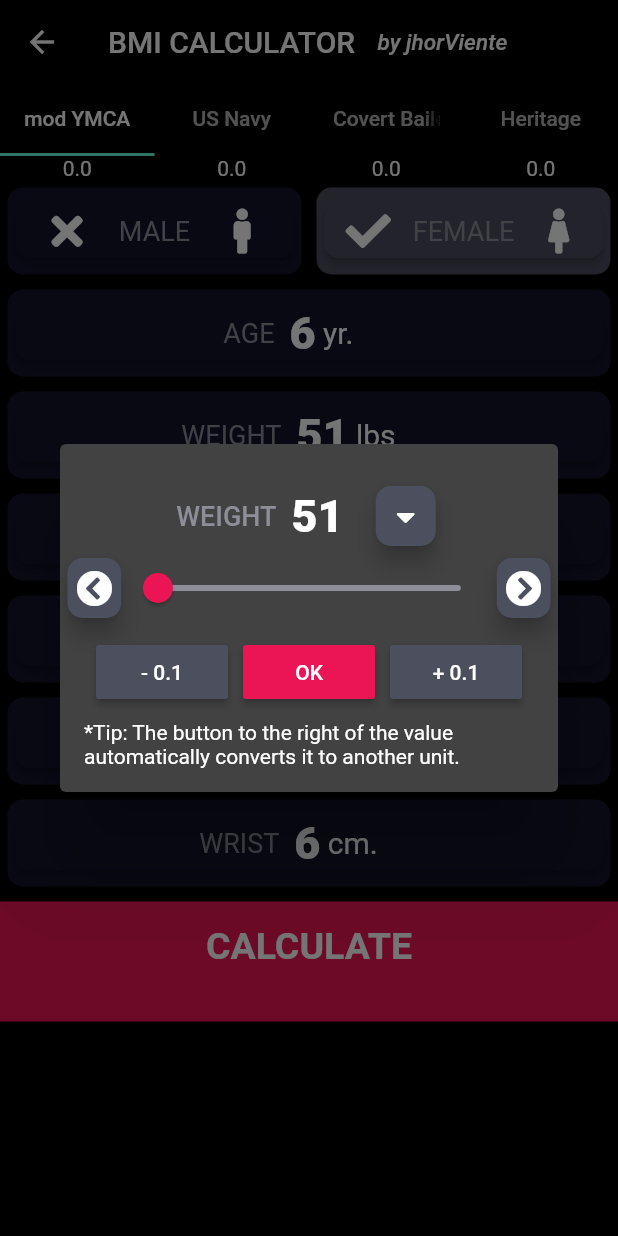
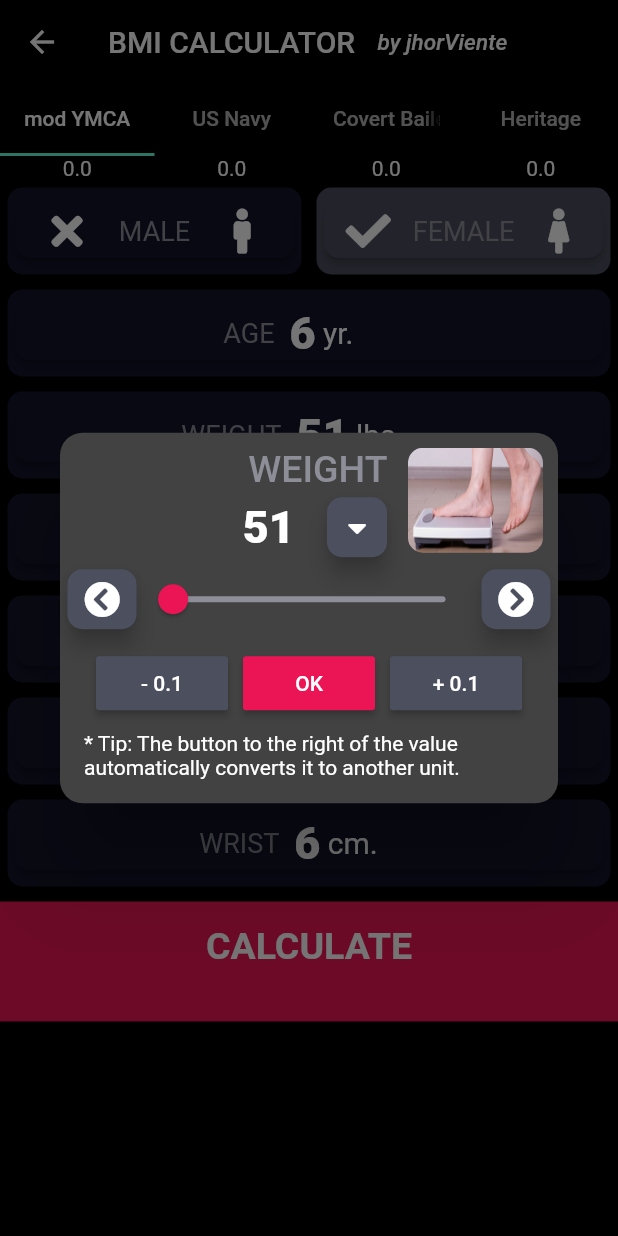
Before and after one commit to JhorAVi/Fats-Calculator, a Flutter app: the FatsTape screen opened directly, after a tap on "MEASURE NOW", after a tap on "FEMALE", after a tap on "WEIGHT", on a phone screen of 412 x 824 dp. Run offline on Flutter 3.47's test engine with Material 2 defaults, Android fonts, the phone set to English and light mode, and no system bars; our stand-ins replace animated_text_kit, font_awesome_flutter; missing offline and left inert: dart_numerics; statements that could not run were skipped.

Commit message:
Done adding month. Very good. Just need to fix month not displaying 12 fixed some decimal precision added tips under the alertdialog dissabled toggle button in year *Ready to add all photos

```diff
--- a/lib/bf_tape_page.dart
+++ b/lib/bf_tape_page.dart
@@ -632,17 +632,25 @@ class _FatsTapeState extends State<FatsTape> with TickerProviderStateMixin {
       builder: (context) => StatefulBuilder(
         builder: (context, setState) => AlertDialog(
           // backgroundColor: kInActiveButtonColor,
+          titlePadding: EdgeInsets.fromLTRB(8, 10, 10, 0),
           contentPadding: EdgeInsets.zero,
+          shape: RoundedRectangleBorder(borderRadius: BorderRadius.all(Radius.circular(15.0))),
           // The TEXT above the slider
           title: Row(
-            mainAxisAlignment: MainAxisAlignment.center,
-            children: <Widget>[
+            mainAxisAlignment: MainAxisAlignment.end,
+            crossAxisAlignment: CrossAxisAlignment.start,
+            children: [
+              Column(
+                children: [
                   Text(
                     // WEIGHT or HEIGHT TEXT
                     text,
-                style: kTextStyle,
+                    style: kDialogTitleStyle,
                   ),
-              SizedBox(width: 10),
+                  Row(
+                    mainAxisAlignment: MainAxisAlignment.center,
+                    children: <Widget>[
+                      //SizedBox(width: 10),
                       Text(
                         // SLIDER CURRENT VALUE NUMBER
                         currentValueTxt(text),
@@ -668,16 +676,37 @@ class _FatsTapeState extends State<FatsTape> with TickerProviderStateMixin {
 
                       // TOGGLE TOGGLE TOGGLE TOGGLE TOGGLE TOGGLE TOGGLE
                       // TOGGLE TOGGLE TOGGLE TOGGLE TOGGLE TOGGLE TOGGLE
-              UnitToggleButton(
+                      Visibility(
+                        visible: (text == 'AGE') ? false : true,
+                        child: UnitToggleButton(
                           // Negate the UNIT Button  // Make sure that the conversion has decimal accuracy
                           //text: toggleText,
-                enabled: disableToggleOnAge(text),
                           onPress: () {
                             setState(() {
                               toggleNow(text); // Change the value after toggle
                               sliderUpdate(text); // The slider min max values update after toggle.
                             });
                           },
+                        ),
+                      ),
+                    ],
+                  ),
+                ],
+              ),
+              SizedBox(
+                width: 10,
+              ),
+              Container(
+                // Image in the Dialog
+                width: 90,
+                height: 70,
+                decoration: BoxDecoration(
+                  borderRadius: BorderRadius.circular(10.0),
+                  image: DecorationImage(
+                    image: AssetImage('images/weightscale.jpg'),
+                    fit: BoxFit.fill,
+                  ),
+                ),
               ),
             ],
           ),
@@ -691,7 +720,7 @@ class _FatsTapeState extends State<FatsTape> with TickerProviderStateMixin {
                 children: <Widget>[
                   SizedBox(width: 5),
                   Expanded(
-                    flex: 1,
+                    flex: 2,
                     child: SliderSideButton(
                       icon: FontAwesomeIcons.chevronCircleLeft,
                       onPress: () {
@@ -702,7 +731,7 @@ class _FatsTapeState extends State<FatsTape> with TickerProviderStateMixin {
                     ),
                   ),
                   Expanded(
-                    flex: 7,
+                    flex: 10,
                     child: Slider(
                         value: sliderValues.value,
                         min: sliderValues.min.toDouble(),
@@ -721,7 +750,7 @@ class _FatsTapeState extends State<FatsTape> with TickerProviderStateMixin {
                         }),
                   ),
                   Expanded(
-                    flex: 1,
+                    flex: 2,
                     child: SliderSideButton(
                       icon: FontAwesomeIcons.chevronCircleRight,
                       onPress: () {
@@ -772,7 +801,9 @@ class _FatsTapeState extends State<FatsTape> with TickerProviderStateMixin {
                           incrementFractionNow(text); // perform increment
                         });
                       },
-                      child: Text((text == 'AGE') ? '+ mo.' : '+ 0.1'),
+                      child: Text(
+                        (text == 'AGE') ? '+ mo.' : '+ 0.1',
+                      ),
                     ),
                   ],
                 ),
@@ -781,8 +812,8 @@ class _FatsTapeState extends State<FatsTape> with TickerProviderStateMixin {
                   padding: const EdgeInsets.all(8.0),
                   child: Text(
                     (text == 'AGE')
-                        ? '*Tip: You can increase the age precision by specifying the number of months'
-                        : '*Tip: The button to the right of the value automatically converts it to another unit.',
+                        ? '* Tip: You can increase the age precision by specifying the number of months'
+                        : '* Tip: The button to the right of the value automatically converts it to another unit.',
                     textAlign: TextAlign.left,
                   ),
                 ),
--- a/lib/constants.dart
+++ b/lib/constants.dart
@@ -21,6 +21,11 @@ const kAuthorTextStyle = TextStyle(
 
 const kTextStyle = TextStyle(
   fontSize: 18.0,
+  color: Color(0xFF8D8E98),
+);
+
+const kDialogTitleStyle = TextStyle(
+  fontSize: 25.0,
   color: Color(0xFF8D8E98),
 );
 
--- a/lib/input_page.dart
+++ b/lib/input_page.dart
@@ -193,7 +193,6 @@ class _InputPageState extends State<InputPage> {
             UnitToggleButton(
               // Negate the UNIT Button  // Make sure that the conversion has decimal accuracy
               //text: toggleText,
-              enabled: disableToggleOnAge(text),
               onPress: () {
                 setState(() {
                   toggleNow(text, unit); // Change the value after toggle
--- a/lib/my_widgets.dart
+++ b/lib/my_widgets.dart
@@ -63,16 +63,18 @@ class GenderCardContent extends StatelessWidget {
 
 // the unit toggle button inside the slider card
 class UnitToggleButton extends StatelessWidget {
-  UnitToggleButton({this.onPress, this.enabled});
+  UnitToggleButton({
+    this.onPress,
+  });
   final Function onPress;
-  final bool enabled;
+  //final bool enabled;
 
   @override
   Widget build(BuildContext context) {
     return RawMaterialButton(
       padding: EdgeInsets.symmetric(horizontal: 10),
       elevation: 6.0,
-      onPressed: enabled ? onPress : null,
+      onPressed: onPress,
       constraints: BoxConstraints.tightFor(
         //width: 100.0,
         height: 40,
@@ -80,7 +82,7 @@ class UnitToggleButton extends StatelessWidget {
       shape: RoundedRectangleBorder(borderRadius: BorderRadius.circular(10.0)),
       fillColor: kSmallButtonColor,
       child: Icon(
-        enabled ? FontAwesomeIcons.caretDown : null,
+        FontAwesomeIcons.caretDown,
         size: 20,
       ),
     );
```
Lines whose indentation alone changed are shown as unchanged.
